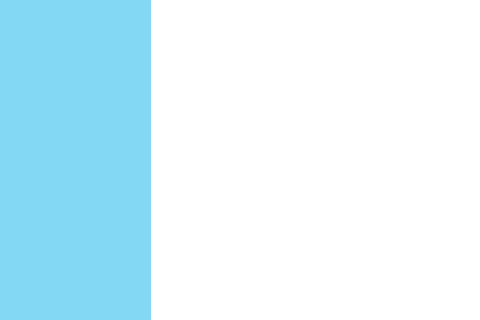
JuanCamiloGS/VivoStreamGUI, file appGUI.ui: the form before one commit; both pictures show x 0 to 480 and y 338 to 658 of the 623 by 658 pixel window.
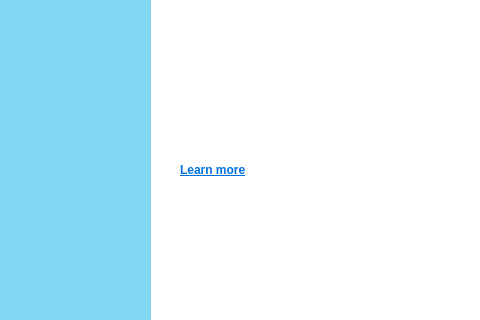
The form after the commit. Icons and pictures are not drawn.

Commit message: hyperlink mock up on home page

Patch:
```diff
--- a/appGUI.ui
+++ b/appGUI.ui
@@ -217,6 +217,28 @@
        <bool>true</bool>
       </property>
      </widget>
+     <widget class="QLabel" name="label_19">
+      <property name="geometry">
+       <rect>
+        <x>10</x>
+        <y>360</y>
+        <width>71</width>
+        <height>16</height>
+       </rect>
+      </property>
+      <property name="font">
+       <font>
+        <bold>true</bold>
+        <underline>true</underline>
+       </font>
+      </property>
+      <property name="styleSheet">
+       <string notr="true">color:rgb(0, 112, 224)</string>
+      </property>
+      <property name="text">
+       <string>Learn more</string>
+      </property>
+     </widget>
     </widget>
     <widget class="QWidget" name="page_2">
      <widget class="QLineEdit" name="lineEditR0">
```
The commit also changes 1 other file.
